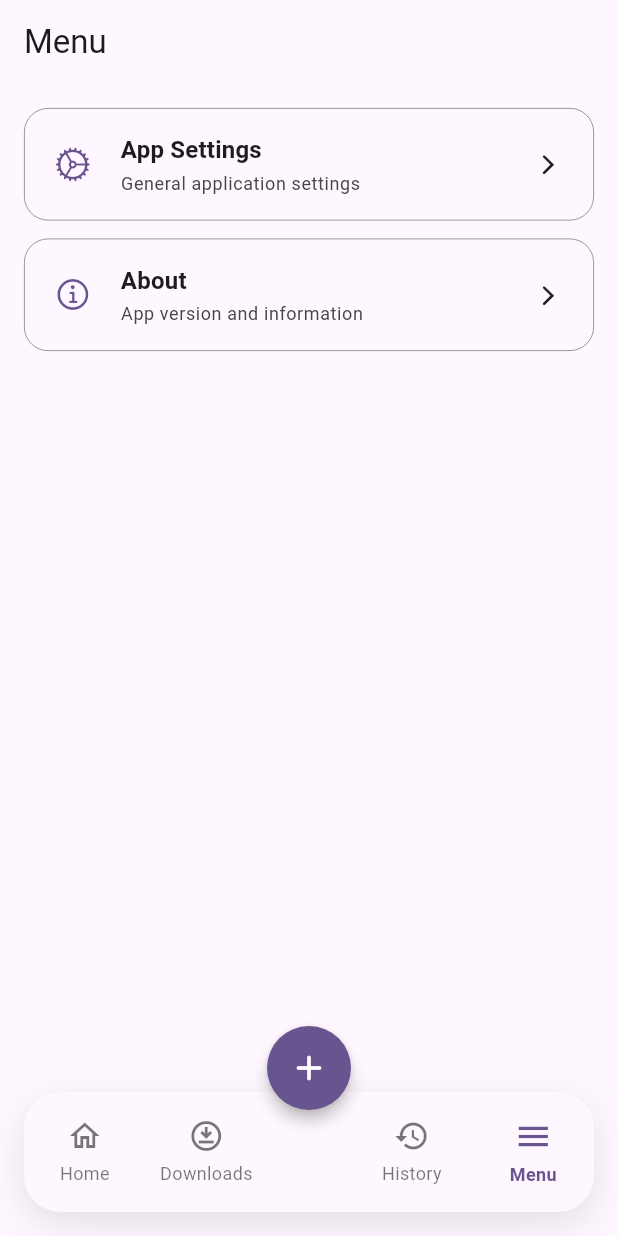
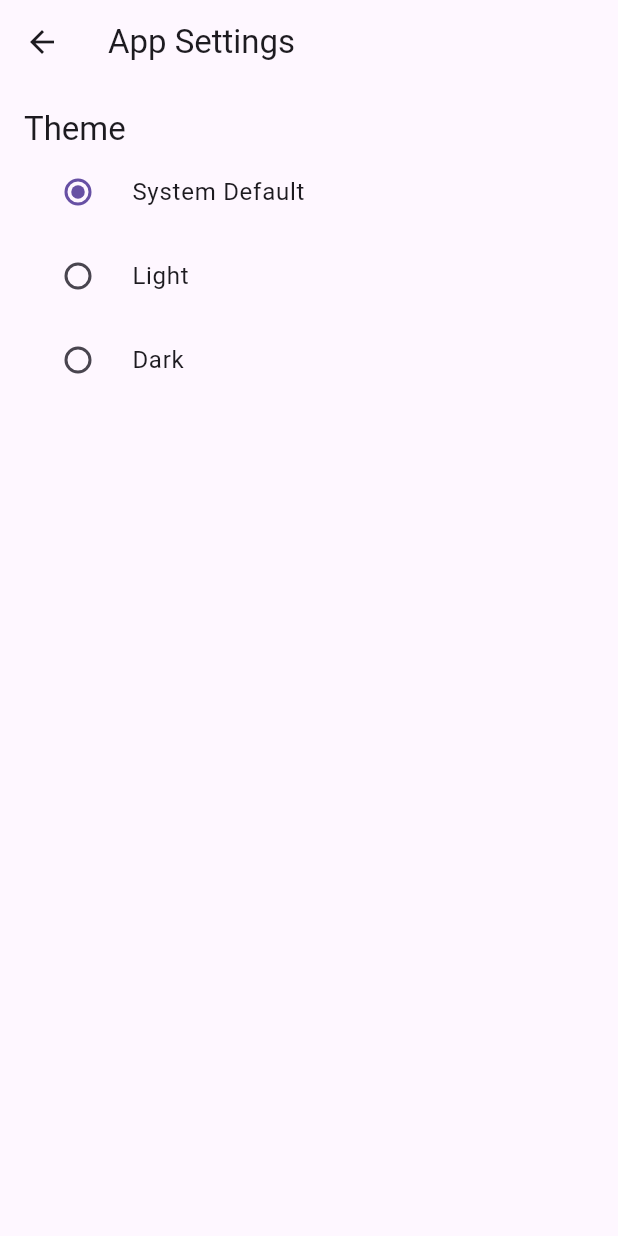
Before and after one commit to DevSon1024/imgbb-downloader, a Flutter app: the screen it shows after launch, item 4 of the bottom bar chosen, after a tap on "App Settings", on a phone screen of 412 x 824 dp. Run offline on Flutter 3.47's test engine with Material 3 defaults, Android fonts, the phone set to English and light mode, and no system bars; our stand-ins replace dio, file_picker, shared_preferences; missing offline and left inert: flutter_inappwebview.

Commit message:
updates most of the  files for updated UI and Bug free functionality

```diff
--- a/lib/main.dart
+++ b/lib/main.dart
@@ -1,5 +1,6 @@
 import 'package:flutter/material.dart';
 import 'package:provider/provider.dart';
+import 'services/theme_notifier.dart';
 import 'pages/home_page.dart';
 import 'pages/downloader_page.dart';
 import 'pages/history_page.dart';
@@ -7,23 +8,14 @@ import 'pages/menu_page.dart';
 import 'pages/downloads_page.dart';
 import 'services/download_service.dart';
 
-// Data class for navigation items
-class NavigationItem {
-  final IconData icon;
-  final IconData activeIcon;
-  final String label;
-
-  NavigationItem({
-    required this.icon,
-    required this.activeIcon,
-    required this.label,
-  });
-}
-
 void main() {
+  WidgetsFlutterBinding.ensureInitialized();
   runApp(
-    ChangeNotifierProvider(
-      create: (context) => DownloadService(),
+    MultiProvider(
+      providers: [
+        ChangeNotifierProvider(create: (context) => DownloadService()),
+        ChangeNotifierProvider(create: (context) => ThemeNotifier()),
+      ],
       child: const ImgBBDownloaderApp(),
     ),
   );
@@ -34,39 +26,58 @@ class ImgBBDownloaderApp extends StatelessWidget {
 
   @override
   Widget build(BuildContext context) {
+    return Consumer<ThemeNotifier>(
+      builder: (context, themeNotifier, child) {
         return MaterialApp(
           title: 'ImgBB Downloader',
           theme: ThemeData(
             primarySwatch: Colors.deepPurple,
             useMaterial3: true,
             brightness: Brightness.light,
-        colorScheme: ColorScheme.fromSeed(seedColor: Colors.deepPurple),
           ),
           darkTheme: ThemeData(
             brightness: Brightness.dark,
+            primarySwatch: Colors.deepPurple,
             useMaterial3: true,
-        colorScheme: ColorScheme.fromSeed(
-          seedColor: Colors.deepPurple,
-          brightness: Brightness.dark,
           ),
-      ),
-      themeMode: ThemeMode.system,
+          themeMode: themeNotifier.themeMode,
           home: const MainScreen(),
           debugShowCheckedModeBanner: false,
+        );
+      },
     );
   }
 }
 
+// ... MainScreen and NavigationItem classes remain the same as the previous correct version ...
 class MainScreen extends StatefulWidget {
   const MainScreen({super.key});
   @override
   State<MainScreen> createState() => _MainScreenState();
 }
 
-class _MainScreenState extends State<MainScreen> with TickerProviderStateMixin {
+class _MainScreenState extends State<MainScreen> {
   int _selectedIndex = 0;
   late final PageController _pageController;
-  late final AnimationController _fabAnimationController;
+
+  @override
+  void initState() {
+    super.initState();
+    _pageController = PageController(initialPage: _selectedIndex);
+  }
+
+  @override
+  void dispose() {
+    _pageController.dispose();
+    super.dispose();
+  }
+
+  void _onNavItemTapped(int index) {
+    setState(() {
+      _selectedIndex = index;
+    });
+    _pageController.jumpToPage(index);
+  }
 
   final List<Widget> _pages = [
     const HomePage(),
@@ -79,36 +90,8 @@ class _MainScreenState extends State<MainScreen> with TickerProviderStateMixin {
     NavigationItem(icon: Icons.home_outlined, activeIcon: Icons.home, label: 'Home'),
     NavigationItem(icon: Icons.download_for_offline_outlined, activeIcon: Icons.download_for_offline, label: 'Downloads'),
     NavigationItem(icon: Icons.history_outlined, activeIcon: Icons.history, label: 'History'),
-    NavigationItem(icon: Icons.menu, activeIcon: Icons.menu, label: 'Menu'),
+    NavigationItem(icon: Icons.menu, activeIcon: Icons.menu_open, label: 'Menu'),
   ];
-
-  @override
-  void initState() {
-    super.initState();
-    _pageController = PageController(initialPage: _selectedIndex);
-    _fabAnimationController = AnimationController(
-      duration: const Duration(milliseconds: 200),
-      vsync: this,
-    );
-  }
-
-  @override
-  void dispose() {
-    _pageController.dispose();
-    _fabAnimationController.dispose();
-    super.dispose();
-  }
-
-  void _onNavItemTapped(int index) {
-    setState(() {
-      _selectedIndex = index;
-    });
-    _pageController.animateToPage(
-      index,
-      duration: const Duration(milliseconds: 300),
-      curve: Curves.easeInOut,
-    );
-  }
 
   @override
   Widget build(BuildContext context) {
@@ -125,8 +108,8 @@ class _MainScreenState extends State<MainScreen> with TickerProviderStateMixin {
         children: _pages,
       ),
       bottomNavigationBar: Container(
-        margin: const EdgeInsets.all(16),
-        height: 80,
+        margin: const EdgeInsets.fromLTRB(16, 0, 16, 16),
+        height: 70,
         decoration: BoxDecoration(
           color: theme.colorScheme.surface,
           borderRadius: BorderRadius.circular(24),
@@ -149,7 +132,17 @@ class _MainScreenState extends State<MainScreen> with TickerProviderStateMixin {
           ],
         ),
       ),
-      floatingActionButton: _buildModernFAB(),
+      floatingActionButton: FloatingActionButton(
+        onPressed: () async {
+          final result = await Navigator.of(context).push(MaterialPageRoute(
+            builder: (context) => const DownloaderPage(),
+          ));
+          if (result == 'view_downloads' && mounted) {
+            _onNavItemTapped(1);
+          }
+        },
+        child: const Icon(Icons.add),
+      ),
       floatingActionButtonLocation: FloatingActionButtonLocation.centerDocked,
     );
   }
@@ -168,7 +161,7 @@ class _MainScreenState extends State<MainScreen> with TickerProviderStateMixin {
           children: [
             Icon(
               isSelected ? item.activeIcon : item.icon,
-              size: isSelected ? 26 : 24,
+              size: 24,
               color: isSelected ? theme.colorScheme.primary : theme.colorScheme.onSurface.withOpacity(0.6),
             ),
             const SizedBox(height: 4),
@@ -185,24 +178,16 @@ class _MainScreenState extends State<MainScreen> with TickerProviderStateMixin {
       ),
     );
   }
+}
 
-  Widget _buildModernFAB() {
-    final theme = Theme.of(context);
-    return FloatingActionButton(
-      heroTag: 'main_fab',
-      backgroundColor: theme.colorScheme.primary,
-      foregroundColor: theme.colorScheme.onPrimary,
-      elevation: 4,
-      onPressed: () async {
-        final result = await Navigator.of(context).push(MaterialPageRoute(
-          builder: (context) => const DownloaderPage(),
-        ));
-        if (result == 'view_downloads' && mounted) {
-          _onNavItemTapped(1); // Navigate to Downloads page
+class NavigationItem {
+  final IconData icon;
+  final IconData activeIcon;
+  final String label;
+
+  NavigationItem({
+    required this.icon,
+    required this.activeIcon,
+    required this.label,
+  });
 }
-      },
-      shape: const CircleBorder(),
-      child: const Icon(Icons.add_rounded, size: 28),
-    );
-  }
-}
--- /dev/null
+++ b/lib/pages/app_settings_page.dart
@@ -0,0 +1,39 @@
+import 'package:flutter/material.dart';
+import 'package:provider/provider.dart';
+import '../services/theme_notifier.dart';
+
+class AppSettingsPage extends StatelessWidget {
+  const AppSettingsPage({super.key});
+
+  @override
+  Widget build(BuildContext context) {
+    final themeNotifier = Provider.of<ThemeNotifier>(context);
+    return Scaffold(
+      appBar: AppBar(title: const Text('App Settings')),
+      body: ListView(
+        padding: const EdgeInsets.all(16),
+        children: [
+          Text('Theme', style: Theme.of(context).textTheme.titleLarge),
+          RadioListTile<ThemeMode>(
+            title: const Text('System Default'),
+            value: ThemeMode.system,
+            groupValue: themeNotifier.themeMode,
+            onChanged: (value) => themeNotifier.setTheme(value!),
+          ),
+          RadioListTile<ThemeMode>(
+            title: const Text('Light'),
+            value: ThemeMode.light,
+            groupValue: themeNotifier.themeMode,
+            onChanged: (value) => themeNotifier.setTheme(value!),
+          ),
+          RadioListTile<ThemeMode>(
+            title: const Text('Dark'),
+            value: ThemeMode.dark,
+            groupValue: themeNotifier.themeMode,
+            onChanged: (value) => themeNotifier.setTheme(value!),
+          ),
+        ],
+      ),
+    );
+  }
+}
--- a/lib/pages/history_page.dart
+++ b/lib/pages/history_page.dart
@@ -1,127 +1,93 @@
+import 'dart:io';
 import 'package:flutter/material.dart';
-import 'dart:io';
+import 'package:path_provider/path_provider.dart';
+import 'package:shared_preferences/shared_preferences.dart';
 
 class HistoryPage extends StatefulWidget {
   const HistoryPage({super.key});
 
   @override
-  _HistoryPageState createState() => _HistoryPageState();
+  State<HistoryPage> createState() => _HistoryPageState();
 }
 
-class _HistoryPageState extends State<HistoryPage> {
+class _HistoryPageState extends State<HistoryPage> with WidgetsBindingObserver {
   List<File> _images = [];
-  String _sortOption = 'Newest to Oldest';
+  bool _isLoading = true;
 
   @override
   void initState() {
     super.initState();
+    WidgetsBinding.instance.addObserver(this);
     _loadImages();
   }
 
+  @override
+  void dispose() {
+    WidgetsBinding.instance.removeObserver(this);
+    super.dispose();
+  }
+
+  @override
+  void didChangeAppLifecycleState(AppLifecycleState state) {
+    if (state == AppLifecycleState.resumed) {
+      _loadImages();
+    }
+  }
+
   Future<void> _loadImages() async {
-    const downloadsPath = '/storage/emulated/0/Download/IMGbb Downloaded/';
-    final directory = Directory(downloadsPath);
+    setState(() { _isLoading = true; });
+    try {
+      final prefs = await SharedPreferences.getInstance();
+      final defaultPath = (await getApplicationDocumentsDirectory()).path;
+      final downloadPath = prefs.getString('downloadPath') ?? defaultPath;
+
+      final directory = Directory(downloadPath);
       if (await directory.exists()) {
-      final files = directory
-          .listSync()
+        final files = directory.listSync()
             .whereType<File>()
-          .where((file) => file.path.endsWith('.jpg') ||
-          file.path.endsWith('.jpeg') ||
-          file.path.endsWith('.png') ||
-          file.path.endsWith('.gif') ||
-          file.path.endsWith('.webp'))
+            .where((file) => ['.jpg', '.jpeg', '.png', '.gif', '.webp'].any((ext) => file.path.toLowerCase().endsWith(ext)))
             .toList();
+
+        files.sort((a, b) => b.lastModifiedSync().compareTo(a.lastModifiedSync()));
+
+        if (mounted) {
           setState(() {
-        _images = files.cast<File>();
-        _sortImages();
+            _images = files;
           });
         }
       }
-
-  void _sortImages() {
-    setState(() {
-      switch (_sortOption) {
-        case 'Newest to Oldest':
-          _images.sort((a, b) => b.statSync().modified.compareTo(a.statSync().modified));
-          break;
-        case 'Oldest to Newest':
-          _images.sort((a, b) => a.statSync().modified.compareTo(b.statSync().modified));
-          break;
-        case 'Largest to Smallest':
-          _images.sort((a, b) => b.statSync().size.compareTo(a.statSync().size));
-          break;
-        case 'Smallest to Largest':
-          _images.sort((a, b) => a.statSync().size.compareTo(b.statSync().size));
-          break;
+    } catch (e) {
+      print("Error loading images: $e");
+    } finally {
+      if (mounted) {
+        setState(() { _isLoading = false; });
       }
-    });
+    }
   }
 
   @override
   Widget build(BuildContext context) {
-    return Column(
-      children: [
-        Padding(
-          padding: const EdgeInsets.all(8.0),
-          child: DropdownButton<String>(
-            value: _sortOption,
-            isExpanded: true,
-            items: const [
-              DropdownMenuItem(value: 'Newest to Oldest', child: Text('Newest to Oldest')),
-              DropdownMenuItem(value: 'Oldest to Newest', child: Text('Oldest to Newest')),
-              DropdownMenuItem(value: 'Largest to Smallest', child: Text('Largest to Smallest')),
-              DropdownMenuItem(value: 'Smallest to Largest', child: Text('Smallest to Largest')),
-            ],
-            onChanged: (value) {
-              if (value != null) {
-                setState(() {
-                  _sortOption = value;
-                  _sortImages();
-                });
-              }
+    return Scaffold(
+      appBar: AppBar(title: const Text('History')),
+      body: _isLoading
+          ? const Center(child: CircularProgressIndicator())
+          : RefreshIndicator(
+        onRefresh: _loadImages,
+        child: _images.isEmpty
+            ? const Center(child: Text('No downloaded images found.'))
+            : GridView.builder(
+          gridDelegate: const SliverGridDelegateWithFixedCrossAxisCount(
+            crossAxisCount: 3,
+            crossAxisSpacing: 4,
+            mainAxisSpacing: 4,
+          ),
+          padding: const EdgeInsets.all(4),
+          itemCount: _images.length,
+          itemBuilder: (context, index) {
+            return Image.file(_images[index], fit: BoxFit.cover);
           },
         ),
       ),
-        Expanded(
-          child: _images.isEmpty
-              ? const Center(child: Text('No images downloaded yet'))
-              : GridView.builder(
-            gridDelegate: const SliverGridDelegateWithFixedCrossAxisCount(
-              crossAxisCount: 2,
-              crossAxisSpacing: 8,
-              mainAxisSpacing: 8,
-            ),
-            padding: const EdgeInsets.all(8),
-            itemCount: _images.length,
-            itemBuilder: (context, index) {
-              final file = _images[index];
-              return Card(
-                elevation: 2,
-                child: Column(
-                  children: [
-                    Expanded(
-                      child: Image.file(
-                        file,
-                        fit: BoxFit.cover,
-                        errorBuilder: (context, error, stackTrace) =>
-                        const Icon(Icons.error),
-                      ),
-                    ),
-                    Padding(
-                      padding: const EdgeInsets.all(4.0),
-                      child: Text(
-                        file.path.split('/').last,
-                        style: const TextStyle(fontSize: 12),
-                        overflow: TextOverflow.ellipsis,
-                      ),
-                    ),
-                  ],
-                ),
-              );
-            },
-          ),
-        ),
-      ],
     );
   }
 }
--- a/lib/pages/menu_page.dart
+++ b/lib/pages/menu_page.dart
@@ -1,12 +1,13 @@
 import 'package:flutter/cupertino.dart';
 import 'package:flutter/material.dart';
+import 'app_settings_page.dart';
+import 'storage_setting_page.dart';
 
 class MenuPage extends StatelessWidget {
   const MenuPage({super.key});
 
   @override
   Widget build(BuildContext context) {
-    final theme = Theme.of(context);
     return Scaffold(
       appBar: AppBar(
         title: const Text('Menu'),
@@ -18,16 +19,14 @@ class MenuPage extends StatelessWidget {
             context: context, // Corrected
             icon: CupertinoIcons.settings,
             title: 'App Settings',
-            subtitle: 'General application settings',
-            onTap: () {},
+            onTap: () => Navigator.push(context, MaterialPageRoute(builder: (_) => const AppSettingsPage())),
           ),
           const SizedBox(height: 12),
           _buildMenuItem(
             context: context, // Corrected
-            icon: CupertinoIcons.info_circle,
-            title: 'About',
-            subtitle: 'App version and information',
-            onTap: () {},
+            icon: CupertinoIcons.folder,
+            title: 'Storage Settings',
+            onTap: () => Navigator.push(context, MaterialPageRoute(builder: (_) => const StorageSettingPage())),
           ),
         ],
       ),
@@ -38,51 +37,14 @@ class MenuPage extends StatelessWidget {
     required BuildContext context,
     required IconData icon,
     required String title,
-    required String subtitle,
     required VoidCallback onTap,
   }) {
     final theme = Theme.of(context);
-    return Material(
-      color: theme.colorScheme.surface,
-      borderRadius: BorderRadius.circular(16),
-      child: InkWell(
-        borderRadius: BorderRadius.circular(16),
-        onTap: onTap,
-        child: Container(
-          padding: const EdgeInsets.symmetric(horizontal: 20, vertical: 16),
-          decoration: BoxDecoration(
-            borderRadius: BorderRadius.circular(16),
-            border: Border.all(color: theme.dividerColor, width: 0.5),
-          ),
-          child: Row(
-            children: [
-              Icon(icon, size: 24, color: theme.colorScheme.primary),
-              const SizedBox(width: 20),
-              Expanded(
-                child: Column(
-                  crossAxisAlignment: CrossAxisAlignment.start,
-                  children: [
-                    Text(
-                      title,
-                      style: theme.textTheme.titleMedium?.copyWith(
-                        fontWeight: FontWeight.bold,
-                      ),
-                    ),
-                    const SizedBox(height: 2),
-                    Text(
-                      subtitle,
-                      style: theme.textTheme.bodySmall?.copyWith(
-                        color: theme.colorScheme.onSurfaceVariant,
-                      ),
-                    ),
-                  ],
-                ),
-              ),
-              const Icon(CupertinoIcons.chevron_forward, size: 20),
-            ],
-          ),
-        ),
-      ),
+    return ListTile(
+      leading: Icon(icon, color: theme.colorScheme.primary),
+      title: Text(title, style: theme.textTheme.titleMedium),
+      onTap: onTap,
+      shape: RoundedRectangleBorder(borderRadius: BorderRadius.circular(12)),
     );
   }
 }
--- /dev/null
+++ b/lib/services/theme_notifier.dart
@@ -0,0 +1,26 @@
+import 'package:flutter/material.dart';
+import 'package:shared_preferences/shared_preferences.dart';
+
+class ThemeNotifier with ChangeNotifier {
+  ThemeMode _themeMode;
+
+  ThemeMode get themeMode => _themeMode;
+
+  ThemeNotifier() : _themeMode = ThemeMode.system {
+    _loadTheme();
+  }
+
+  void _loadTheme() async {
+    final prefs = await SharedPreferences.getInstance();
+    final themeIndex = prefs.getInt('themeMode') ?? ThemeMode.system.index;
+    _themeMode = ThemeMode.values[themeIndex];
+    notifyListeners();
+  }
+
+  void setTheme(ThemeMode themeMode) async {
+    _themeMode = themeMode;
+    final prefs = await SharedPreferences.getInstance();
+    await prefs.setInt('themeMode', themeMode.index);
+    notifyListeners();
+  }
+}
--- a/pubspec.yaml
+++ b/pubspec.yaml
@@ -18,6 +18,8 @@ dependencies:
   device_info_plus: ^9.1.2
   provider: ^6.1.2
   uuid: ^4.4.0
+  file_picker: ^8.0.0+1
+  shared_preferences: ^2.2.3
 
 dev_dependencies:
   flutter_test:
```
Also changed, not shown: lib/pages/downloader_page.dart (+3 -11 lines), lib/pages/downloads_page.dart (+13 -1 lines), lib/pages/storage_setting_page.dart (added, +63 -0 lines), lib/services/download_service.dart (+48 -4 lines), pubspec.lock, 3 other files. Lines whose indentation alone changed are shown as unchanged.
